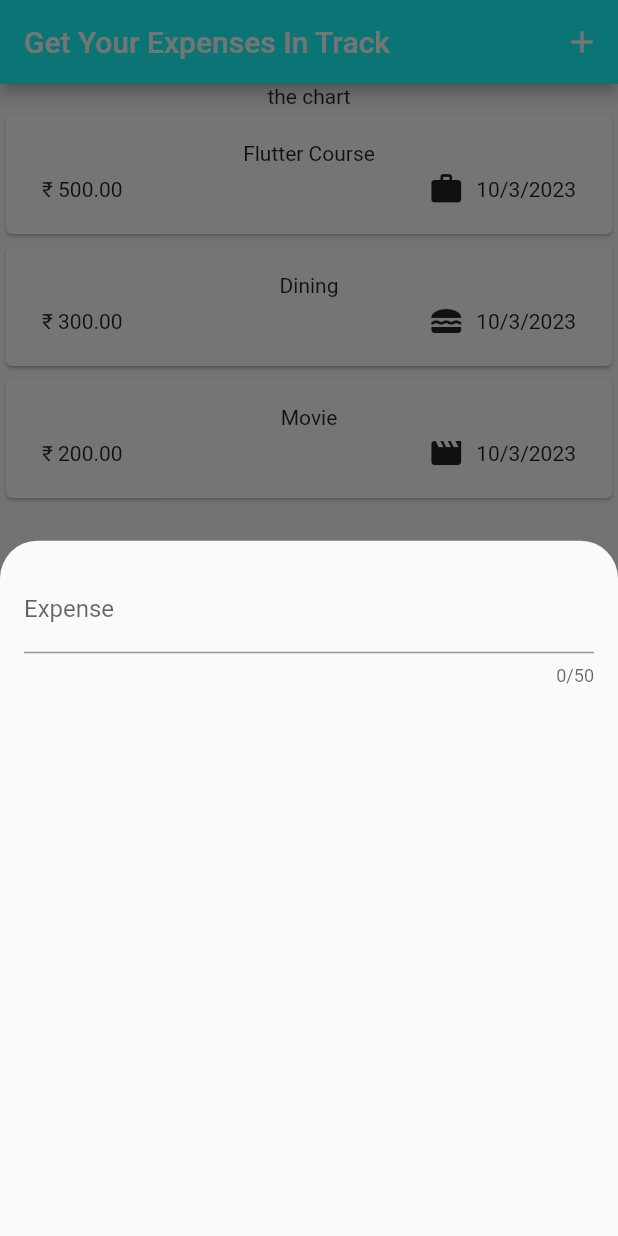
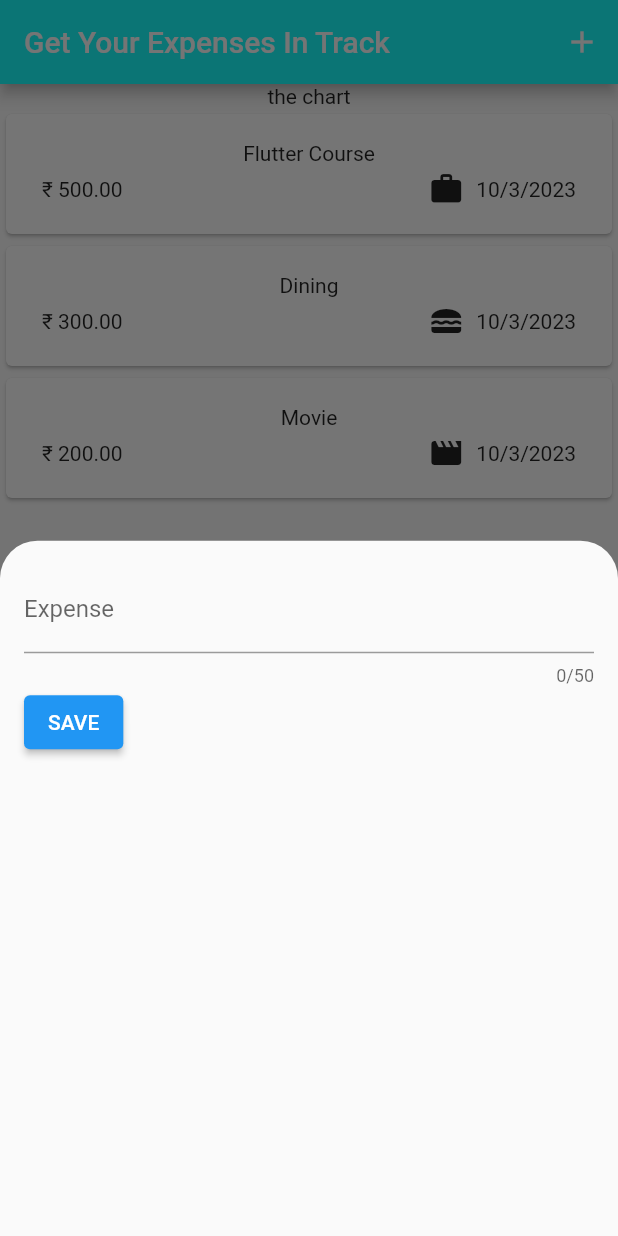
Before and after one commit to sharshv2012/expense_tracker, a Flutter app: the screen it shows after launch, after a tap on the "add" icon, on a phone screen of 412 x 824 dp. Run offline on Flutter 3.47's test engine with Material 2 defaults, Android fonts, the phone set to English and light mode, and no system bars.

Commit message:
Commit 6 : Took the value from textField and saved it into _enteredTitle variable for this we don't need a stateful widget as UI doesn't changes by this process : )

```diff
--- a/lib/widgets/new_expense.dart
+++ b/lib/widgets/new_expense.dart
@@ -1,6 +1,6 @@
 import 'package:flutter/material.dart';
 
-class NewExpense extends StatefulWidget{
+class NewExpense extends StatefulWidget {
   const NewExpense({super.key});
 
   @override
@@ -10,23 +10,35 @@ class NewExpense extends StatefulWidget{
 }
 
 class _NewExpenseState extends State<NewExpense> {
+
+  var _enteredTitle = '';
+  void _saveTitleInput(String inputValue){
+    _enteredTitle = inputValue;
+  }
   @override
   Widget build(BuildContext context) {
-    return const Padding(
-
+    return Padding(
       padding: EdgeInsets.all(16),
       child: Column(
         children: [
           TextField(
+            onChanged: _saveTitleInput,
             maxLength: 50, //setting max string length
             keyboardType: TextInputType.number,
-            decoration: InputDecoration(
-              label: Text("Expense")
-            ),
+            decoration: InputDecoration(label: Text("Expense")),
           ),
+          Row(
+            children: [
+              ElevatedButton(
+                onPressed: () {
+                  print(_enteredTitle);
+                },
+                child: const Text("SAVE"),
+              ),
+            ],
+          )
         ],
       ),
-
     );
   }
 }
```
